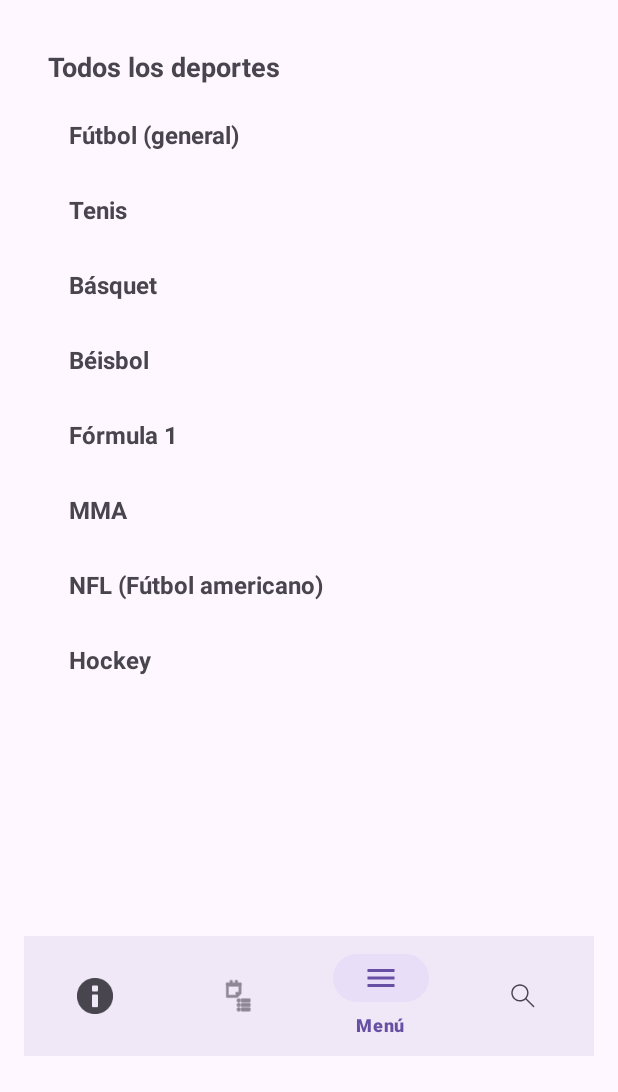
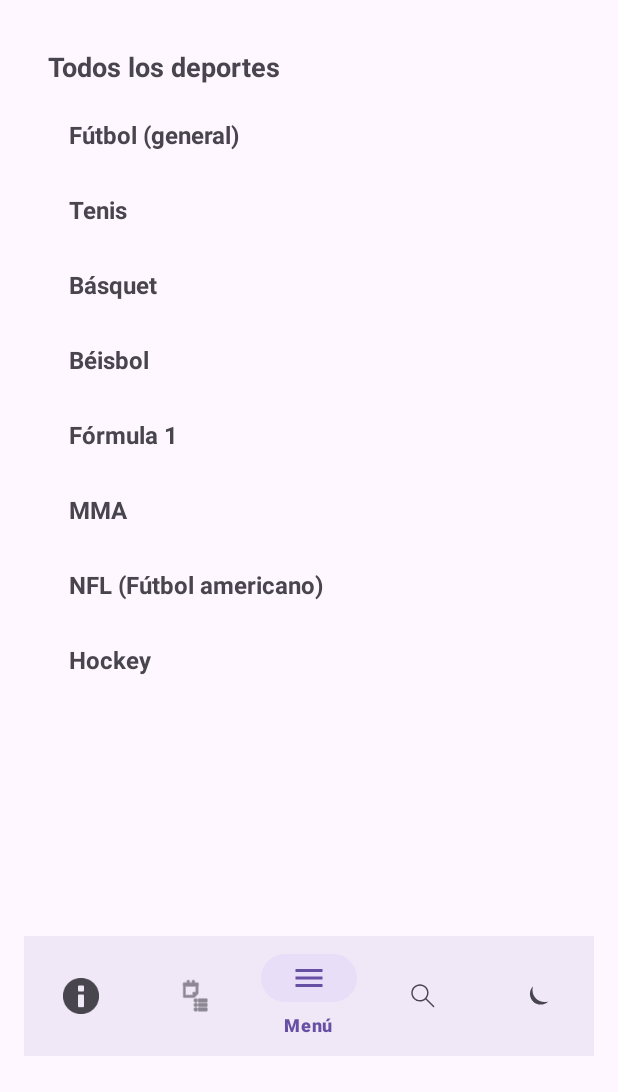
Before and after one commit to Mirkoalvarez/ESPNApp, an Android app: the screen it shows after launch (MainActivity), item 3 of the bottom bar chosen, on a phone screen of 412 x 824 dp, the part 144-1236 px from its top. Run offline under Robolectric (Android 15) with nearby library versions, the phone set to English and light mode, and no system bars; our stand-ins replace Picasso, navigation-ui; pictures from the network do not load.

Commit message:
button mode

```diff
--- a/app/src/main/java/com/example/pokeapi/MainActivity.kt
+++ b/app/src/main/java/com/example/pokeapi/MainActivity.kt
@@ -5,15 +5,17 @@ import androidx.appcompat.app.AppCompatActivity
 import androidx.appcompat.app.AppCompatDelegate
 import androidx.core.content.edit
 import androidx.navigation.fragment.NavHostFragment
+import androidx.navigation.ui.NavigationUI
 import androidx.navigation.ui.setupWithNavController
 import com.example.pokeapi.databinding.ActivityMainBinding
-import com.google.android.material.button.MaterialButton
 
 class MainActivity : AppCompatActivity() {
+
     private lateinit var binding: ActivityMainBinding
     private var isDarkModeEnabled: Boolean = false
 
     override fun onCreate(savedInstanceState: Bundle?) {
+        // Aplicar tema guardado ANTES de inflar vistas
         isDarkModeEnabled = getSharedPreferences(PREFS_NAME, MODE_PRIVATE)
             .getBoolean(KEY_DARK_MODE, false)
         AppCompatDelegate.setDefaultNightMode(
@@ -25,42 +27,42 @@ class MainActivity : AppCompatActivity() {
         binding = ActivityMainBinding.inflate(layoutInflater)
         setContentView(binding.root)
 
-        // Título fijo en la barra decorativa (no es ActionBar)
+        // Si querés usarla como ActionBar
+        setSupportActionBar(binding.decorToolbar)
         binding.decorToolbar.title = "ESPN"
 
-        setupThemeToggle()
-
-        // OBTENER navController de forma segura con NavHostFragment (evita crashes)
+        // NavController
         val navHost =
             supportFragmentManager.findFragmentById(R.id.nav_host_fragment) as NavHostFragment
         val navController = navHost.navController
 
-        // Conectar el bottom nav
+        // Vincula tabs con Navigation Component
         binding.bottomNavigation.setupWithNavController(navController)
-    }
 
-    private fun setupThemeToggle() {
-        val toggleButton = binding.themeToggleButton
-
-        updateThemeButtonState(toggleButton)
-        toggleButton.setOnClickListener {
+        // Intercepta el ítem "action_toggle_theme" para NO navegar y alternar el tema
+        binding.bottomNavigation.setOnItemSelectedListener { item ->
+            when (item.itemId) {
+                R.id.action_toggle_theme -> {
+                    // Alternar y persistir
                     isDarkModeEnabled = !isDarkModeEnabled
                     persistThemePreference(isDarkModeEnabled)
-            updateThemeButtonState(toggleButton)
                     AppCompatDelegate.setDefaultNightMode(
                         if (isDarkModeEnabled) AppCompatDelegate.MODE_NIGHT_YES
                         else AppCompatDelegate.MODE_NIGHT_NO
                     )
+                    // Devolver false evita que el BottomNavigation lo marque como seleccionado
+                    false
+                }
+                else -> {
+                    // Para los demás items, dejar que Navigation navegue
+                    NavigationUI.onNavDestinationSelected(item, navController)
+                }
             }
         }
 
-    private fun updateThemeButtonState(button: MaterialButton) {
-        val textRes = if (isDarkModeEnabled) R.string.light_mode else R.string.dark_mode
-        val iconRes = if (isDarkModeEnabled) R.drawable.ic_light_mode else R.drawable.ic_dark_mode
-        button.setText(textRes)
-        button.setIconResource(iconRes)
+        // Opcional: no hacer nada en reselección (evita recargar el fragment actual)
+        binding.bottomNavigation.setOnItemReselectedListener { /* no-op */ }
     }
-
 
     private fun persistThemePreference(isDarkMode: Boolean) {
         getSharedPreferences(PREFS_NAME, MODE_PRIVATE).edit {
--- a/app/src/main/res/layout/activity_main.xml
+++ b/app/src/main/res/layout/activity_main.xml
@@ -17,31 +17,13 @@
         android:background="?attr/colorSurface"
         android:elevation="4dp"
         android:paddingStart="16dp"
-        android:paddingEnd="96dp"
+        android:paddingEnd="16dp"
         app:layout_constraintEnd_toEndOf="parent"
         app:layout_constraintStart_toStartOf="parent"
         app:layout_constraintTop_toTopOf="parent"
         app:title="ESPN"
         app:titleCentered="true"
         app:titleTextColor="?attr/colorOnSurface" />
-
-    <com.google.android.material.button.MaterialButton
-        android:id="@+id/themeToggleButton"
-        style="@style/Widget.Material3.Button.ElevatedButton"
-        android:layout_width="wrap_content"
-        android:layout_height="wrap_content"
-        android:layout_marginEnd="24dp"
-        android:minHeight="0dp"
-        android:insetTop="0dp"
-        android:insetBottom="0dp"
-        android:paddingStart="16dp"
-        android:paddingEnd="16dp"
-        android:text="@string/dark_mode"
-        app:cornerRadius="20dp"
-        app:iconPadding="8dp"
-        app:layout_constraintBottom_toBottomOf="@id/decorToolbar"
-        app:layout_constraintEnd_toEndOf="parent"
-        app:layout_constraintTop_toTopOf="@id/decorToolbar" />
 
     <androidx.fragment.app.FragmentContainerView
         android:id="@+id/nav_host_fragment"
@@ -53,11 +35,11 @@
         android:layout_marginEnd="16dp"
         android:layout_marginBottom="16dp"
         app:defaultNavHost="true"
+        app:navGraph="@navigation/nav_graph"
+        app:layout_constraintTop_toBottomOf="@id/decorToolbar"
         app:layout_constraintBottom_toTopOf="@id/bottomNavigation"
-        app:layout_constraintEnd_toEndOf="parent"
         app:layout_constraintStart_toStartOf="parent"
-        app:layout_constraintTop_toBottomOf="@id/decorToolbar"
-        app:navGraph="@navigation/nav_graph" />
+        app:layout_constraintEnd_toEndOf="parent" />
 
     <com.google.android.material.bottomnavigation.BottomNavigationView
         android:id="@+id/bottomNavigation"
@@ -70,9 +52,9 @@
         android:elevation="6dp"
         app:itemIconTint="@color/bottom_nav_item_color"
         app:itemTextColor="@color/bottom_nav_item_color"
+        app:menu="@menu/bottom_nav_menu"
         app:layout_constraintBottom_toBottomOf="parent"
-        app:layout_constraintEnd_toEndOf="parent"
         app:layout_constraintStart_toStartOf="parent"
-        app:menu="@menu/bottom_nav_menu" />
+        app:layout_constraintEnd_toEndOf="parent" />
 
 </androidx.constraintlayout.widget.ConstraintLayout>
--- a/app/src/main/res/menu/bottom_nav_menu.xml
+++ b/app/src/main/res/menu/bottom_nav_menu.xml
@@ -17,4 +17,8 @@
         android:icon="@drawable/ic_search"
         android:title="Buscar" />
 
+    <item
+        android:id="@+id/action_toggle_theme"
+        android:icon="@drawable/ic_dark_mode"
+        android:title="@string/dark_mode" />
 </menu>
```
Also changed, not shown: 1 other file. Lines whose indentation alone changed are shown as unchanged.
